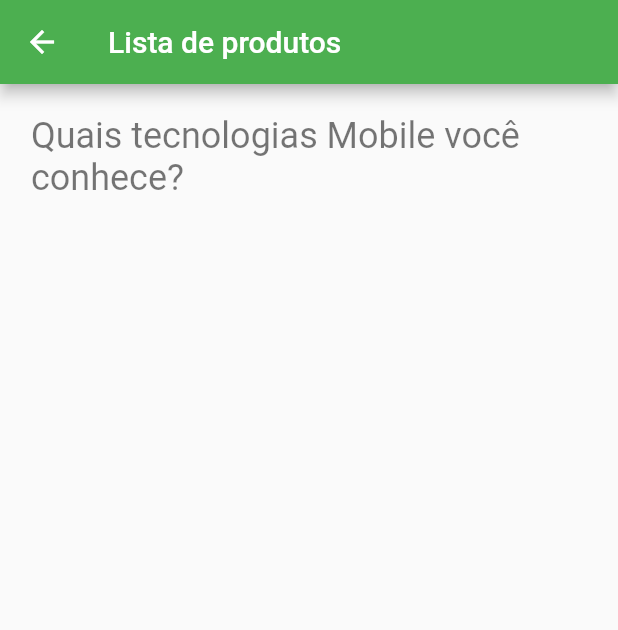
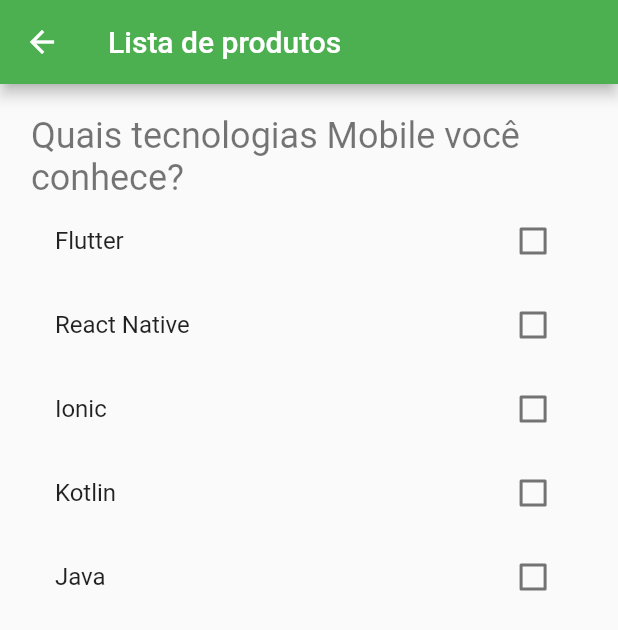
Before and after one commit to daniellsfilho/fa-projeto-flutter, a Flutter app: the ListaProdutos screen opened directly, on a phone screen of 412 x 824 dp. Shown: the top 630 px of the screen. Run offline on Flutter 3.47's test engine with Material 2 defaults, Android fonts, the phone set to English and light mode, and no system bars.

Commit message:
Tela de listagem

```diff
--- a/lib/screens/listaProdutos.dart
+++ b/lib/screens/listaProdutos.dart
@@ -1,26 +1,73 @@
 import 'package:flutter/material.dart';
 
-class ListaProdutos extends StatelessWidget {
 
+class ListaProdutos extends StatefulWidget {
+  @override
+  ListaProdutosState createState() => ListaProdutosState();
+}
+
+class ListaProdutosState extends State<ListaProdutos> {
+
+  Map<String, bool> valores = {
+    'Flutter': false,
+    'React Native': false,
+    'Ionic': false,
+    'Kotlin': false,
+    'Java': false
+  };
 
   @override
-  Widget build(BuildContext context){
+  Widget build(BuildContext context) {
     final fivePercentOfScreen = (MediaQuery.of(context).size.width / 100) * 5;
 
     return Scaffold(
-      appBar: AppBar(title: const Text('Lista de produtos', style: TextStyle(color: Colors.white),), backgroundColor: Colors.green,),
+      appBar: AppBar(
+        title: const Text(
+          'Lista de produtos',
+          style: TextStyle(color: Colors.white),
+        ),
+        backgroundColor: Colors.green,
+      ),
       body: Padding(
         padding: EdgeInsets.symmetric(
           vertical: fivePercentOfScreen,
-          horizontal: fivePercentOfScreen > 64 ? fivePercentOfScreen * 1.5 : fivePercentOfScreen,
+          horizontal: fivePercentOfScreen > 64
+              ? fivePercentOfScreen * 1.5
+              : fivePercentOfScreen,
         ),
-        child: const Column(
+        child: Column(
           crossAxisAlignment: CrossAxisAlignment.center,
-          children: [
-            Text('Quais tecnologias Mobile você conhece?', style: TextStyle(color: Colors.black54, fontSize: 24.0))
-          ],
+          children: _buildCheckboxes()
         ),
       ),
     );
   }
+
+  List<Widget> _buildCheckboxes() {
+    List<Widget> checkboxes = [];
+    var label = const SizedBox(
+      child: Text('Quais tecnologias Mobile você conhece?',
+          style: TextStyle(color: Colors.black54, fontSize: 24.0)),
+    );
+    checkboxes.add(label);
+    valores.forEach((String key, bool value) {
+      checkboxes.add(
+        CheckboxListTile(
+          title: Text(key),
+          value: value,
+          onChanged: (newValue) {
+            setState(() {//altera o estado da variável
+              newValue!=null? //se diferente de null
+                //alterna valor entre verdadeiro e falso
+                valores[key]==true? valores[key]=false:
+                valores[key] = true
+               : valores[key] = false;
+            });
+
+          },
+        ),
+      );
+    });
+    return checkboxes;
+  }
 }
```
